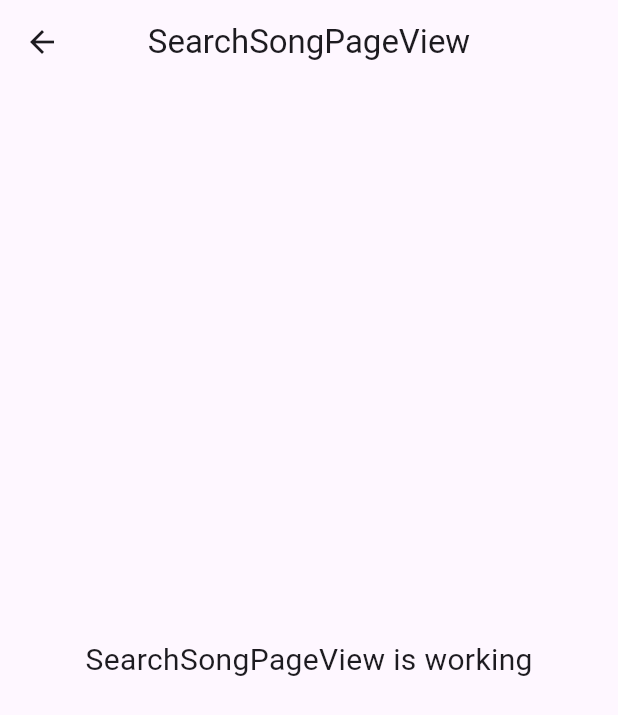
After one commit to bhavsarsuraj/music_player, a Flutter app: the SearchSongPageView screen opened by its route, on a phone screen of 412 x 824 dp. The commit adds this screen. Shown: the top 715 px of the screen. Run offline on Flutter 3.47's test engine with Material 3 defaults, Android fonts, the phone set to English and light mode, and no system bars; our stand-ins replace get.

Commit message:
ADD: Home, song details and search songs page

```diff
--- /dev/null
+++ b/lib/app/modules/search_song_page/views/search_song_page_view.dart
@@ -0,0 +1,24 @@
+import 'package:flutter/material.dart';
+
+import 'package:get/get.dart';
+
+import '../controllers/search_song_page_controller.dart';
+
+class SearchSongPageView extends GetView<SearchSongPageController> {
+  const SearchSongPageView({Key? key}) : super(key: key);
+  @override
+  Widget build(BuildContext context) {
+    return Scaffold(
+      appBar: AppBar(
+        title: const Text('SearchSongPageView'),
+        centerTitle: true,
+      ),
+      body: Center(
+        child: Text(
+          'SearchSongPageView is working',
+          style: TextStyle(fontSize: 20),
+        ),
+      ),
+    );
+  }
+}
--- a/lib/app/routes/app_routes.dart
+++ b/lib/app/routes/app_routes.dart
@@ -4,9 +4,13 @@ part of 'app_pages.dart';
 abstract class Routes {
   Routes._();
   static const HOME = _Paths.HOME;
+  static const SONG_DETAILS_PAGE = _Paths.SONG_DETAILS_PAGE;
+  static const SEARCH_SONG_PAGE = _Paths.SEARCH_SONG_PAGE;
 }
 
 abstract class _Paths {
   _Paths._();
   static const HOME = '/home';
+  static const SONG_DETAILS_PAGE = '/song-details-page';
+  static const SEARCH_SONG_PAGE = '/search-song-page';
 }
--- a/lib/app/utils/constants/app_colors.dart
+++ b/lib/app/utils/constants/app_colors.dart
@@ -1,3 +1,4 @@
-class AppColors {
+abstract class AppColors {
+  AppColors._();
   // Add all colors here
 }
--- a/lib/app/utils/constants/font_family.dart
+++ b/lib/app/utils/constants/font_family.dart
@@ -1,3 +1,4 @@
-class FontFamily {
+abstract class FontFamily {
+  FontFamily._();
   static String get sofiaPro => 'sofia-pro';
 }
--- a/lib/app/utils/constants/images.dart
+++ b/lib/app/utils/constants/images.dart
@@ -1,4 +1,5 @@
-class Images {
+abstract class Images {
+  Images._();
   static const _base = 'assets/images/';
   // Add all images here
 }
--- a/lib/app/utils/constants/styles.dart
+++ b/lib/app/utils/constants/styles.dart
@@ -1,7 +1,8 @@
 import 'package:flutter/material.dart';
-import 'package:music_player/app/utils/constants/font_family.dart';
+import 'font_family.dart';
 
-class Styles {
+abstract class Styles {
+  Styles._();
   static String get _font => FontFamily.sofiaPro;
   // light
   static TextStyle light(
```
Also changed, not shown: lib/app/modules/search_song_page/bindings/search_song_page_binding.dart (added, +12 -0 lines), lib/app/modules/search_song_page/controllers/search_song_page_controller.dart (added, +23 -0 lines), lib/app/modules/song_details_page/bindings/song_details_page_binding.dart (added, +12 -0 lines), lib/app/modules/song_details_page/controllers/song_details_page_controller.dart (added, +23 -0 lines), lib/app/modules/song_details_page/views/song_details_page_view.dart (added, +24 -0 lines), lib/app/routes/app_pages.dart (+14 -1 lines), lib/main.dart (+4 -3 lines).
